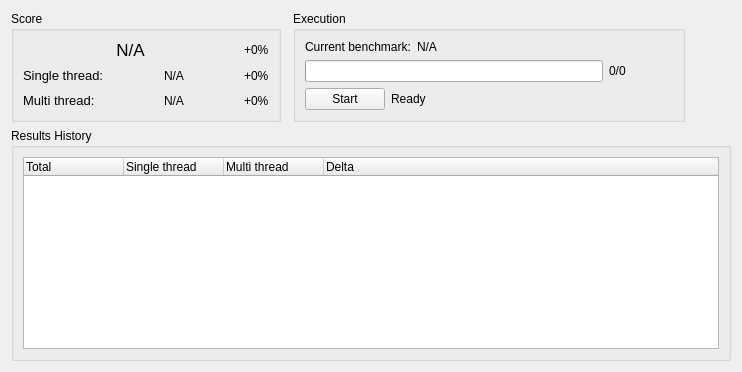
Above: apps/Qt/Views/FullBenchmarkView/FullBenchmarkView.ui from klapeto/elpida before the change. Below: the same form after it.
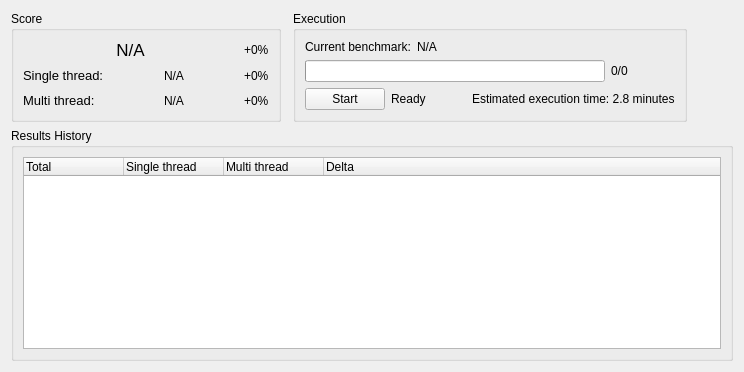
That is the form after the change.

The edit to the form file:
```diff
--- a/apps/Qt/Views/FullBenchmarkView/FullBenchmarkView.ui
+++ b/apps/Qt/Views/FullBenchmarkView/FullBenchmarkView.ui
@@ -192,6 +192,13 @@
           </property>
          </spacer>
         </item>
+        <item>
+         <widget class="QLabel" name="lblETA">
+          <property name="text">
+           <string>Estimated execution time: 2.8 minutes</string>
+          </property>
+         </widget>
+        </item>
        </layout>
       </item>
      </layout>
```
